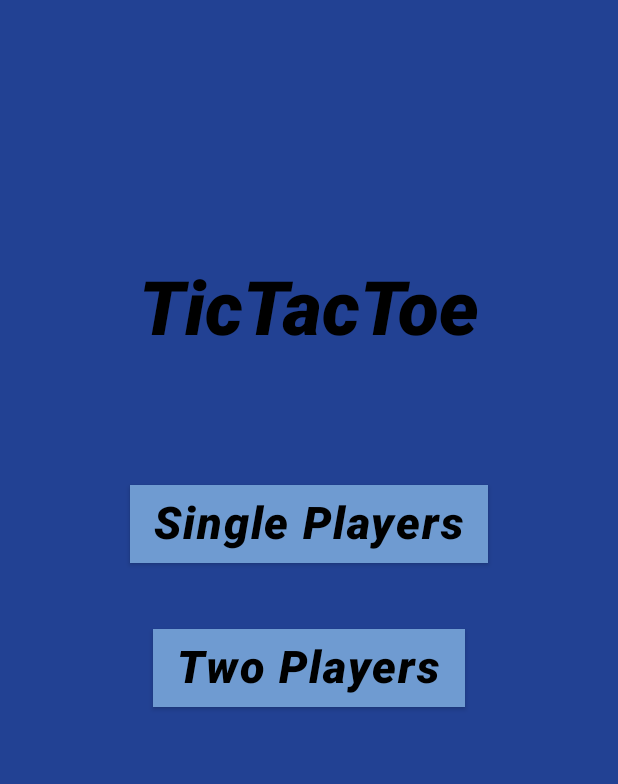
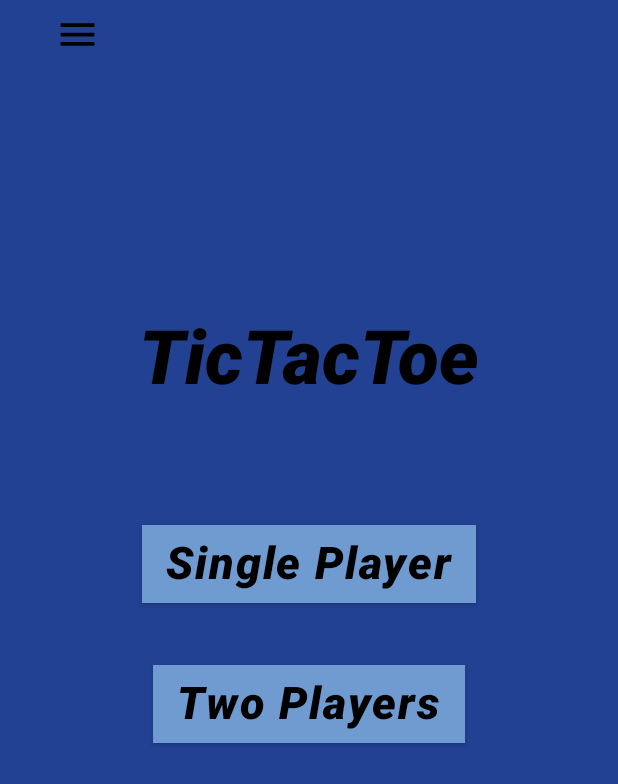
Before and after one commit to idos1234/TicTacToe, an Android app built with Jetpack Compose: the screen it shows after launch (MainActivity), on a phone screen of 412 x 824 dp. Shown: the top 784 px of the screen. Run offline under Robolectric (Android 15) with nearby library versions, the phone set to English and light mode, and no system bars.

Commit message:
Starting a menu

```diff
--- a/app/src/main/java/com/example/tictactoe/ui/Screen/HomeScreen.kt
+++ b/app/src/main/java/com/example/tictactoe/ui/Screen/HomeScreen.kt
@@ -1,11 +1,13 @@
 package com.example.tictactoe.ui.Screen
 
+import androidx.compose.foundation.Image
 import androidx.compose.foundation.background
+import androidx.compose.foundation.clickable
 import androidx.compose.foundation.layout.*
-import androidx.compose.material.Button
-import androidx.compose.material.ButtonDefaults
-import androidx.compose.material.Text
-import androidx.compose.runtime.Composable
+import androidx.compose.material.*
+import androidx.compose.material.icons.Icons
+import androidx.compose.material.icons.filled.Menu
+import androidx.compose.runtime.*
 import androidx.compose.ui.Alignment
 import androidx.compose.ui.Modifier
 import androidx.compose.ui.graphics.Color
@@ -14,16 +16,42 @@ import com.example.tictactoe.ui.theme.BackGround
 import androidx.compose.ui.text.font.FontStyle
 import androidx.compose.ui.text.font.FontWeight
 import androidx.compose.ui.tooling.preview.Preview
+import androidx.compose.ui.unit.dp
 import androidx.compose.ui.unit.sp
 import com.example.tictactoe.R
 import com.example.tictactoe.ui.theme.Secondery
 import com.example.tictactoe.ui.theme.Shapes
+import kotlinx.coroutines.launch
 
 @Composable
 fun HomeScreen(onTwoPlayersClick: () -> Unit = {}, onSinglePlayerClick: () -> Unit = {}) {
-    Column(horizontalAlignment = Alignment.CenterHorizontally, modifier = Modifier
+
+    val scaffoldState = rememberScaffoldState()
+    val scope = rememberCoroutineScope()
+
+    Scaffold(
+        scaffoldState= scaffoldState,
+        topBar = {
+        topHomeScreenBar(
+            onClick = {
+                scope.launch {
+                    scaffoldState.drawerState.open()
+                }
+            }
+        )
+    },
+        drawerGesturesEnabled = scaffoldState.drawerState.isOpen,
+        drawerContent = {
+            HomeScreenMenu()
+        }
+    ){
+        Row() {
+
+            Column(
+                horizontalAlignment = Alignment.CenterHorizontally, modifier = Modifier
                     .background(BackGround)
-        .fillMaxSize())
+                    .fillMaxSize()
+            )
             {
                 Spacer(modifier = Modifier.weight(2f))
                 Text(
@@ -42,7 +70,7 @@ fun HomeScreen(onTwoPlayersClick: () -> Unit = {}, onSinglePlayerClick: () -> Un
                     shape = Shapes.large,
                 ) {
                     Text(
-                text = "Single Players",
+                        text = "Single Player",
                         fontWeight = FontWeight.ExtraBold,
                         fontStyle = FontStyle.Italic,
                         fontSize = 30.sp,
@@ -68,6 +96,42 @@ fun HomeScreen(onTwoPlayersClick: () -> Unit = {}, onSinglePlayerClick: () -> Un
                 Spacer(modifier = Modifier.weight(4f))
             }
         }
+    }
+}
+
+@Composable()
+fun topHomeScreenBar(onClick: () -> Unit) {
+    Row(modifier = Modifier
+        .fillMaxWidth()
+        .height(45.dp)
+        .background(BackGround), verticalAlignment = Alignment.CenterVertically) {
+        Image(
+            imageVector = Icons.Default.Menu,
+            contentDescription = null,
+            modifier = Modifier
+                .weight(1f)
+                .size(30.dp)
+                .clickable(
+                    onClick = onClick
+                ))
+        Spacer(modifier = Modifier.weight(3f))
+    }
+}
+
+@Composable()
+fun HomeScreenMenu() {
+    Column(horizontalAlignment = Alignment.CenterHorizontally, modifier = Modifier.fillMaxHeight()) {
+        Button(onClick = {}) {
+            Text(text = "Home")
+        }
+        Button(onClick = {}) {
+            Text(text = "Settings")
+        }
+        Button(onClick = {}) {
+            Text(text = "About Us")
+        }
+    }
+}
 
 @Preview(showBackground = true)
 @Composable
```
Lines whose indentation alone changed are shown as unchanged.
